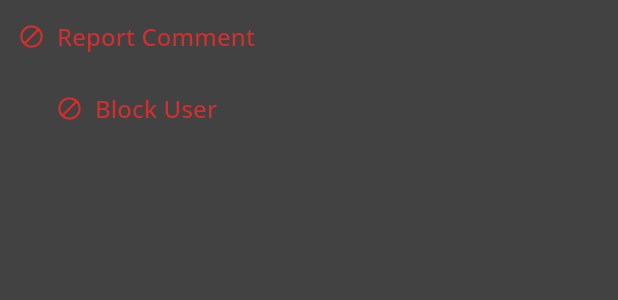
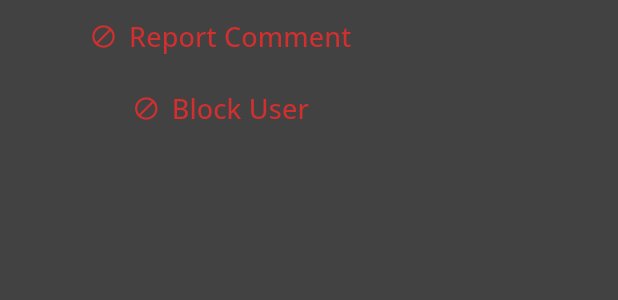
Before and after one commit to Olwin1/skating_app, a Flutter app: the CommentOptionsBottomSheet widget shown alone on an empty page, opened directly with empty values, on a phone screen of 412 x 824 dp. Shown: the top 300 px of the screen. Run offline on Flutter 3.47's test engine with Material 3 defaults, Android fonts, the phone set to English and light mode, and no system bars; our stand-ins replace cached_network_image, convex_bottom_bar, country_picker, device_info_plus, email_validator, firebase_core and 24 more; missing offline and left inert: comment_box, cropperx, flutter_map_location_marker, flutter_overlay, in_app_notification, kdgaugeview and 4 more; accounts and stored records are empty; generated files the repository leaves out were written again; network calls fail.

Commit message:
Updated modal buttons to make them look better and more consistent

```diff
--- a/lib/social_media/modals/comment_options_modal.dart
+++ b/lib/social_media/modals/comment_options_modal.dart
@@ -11,11 +11,14 @@ class CommentOptionsBottomSheet extends StatelessWidget { // Replace with actual
   final dynamic comment;
 
   @override
-  Widget build(final BuildContext context) => Column(
+  Widget build(final BuildContext context) => Padding(
+    // Add padding so it forces focus on the window by making it wider
+    padding: const EdgeInsets.symmetric(horizontal: 48),
+    child: Column(
       mainAxisSize: MainAxisSize.min,
       children: [
         ReportButton(reportContentType: ReportContentType.comment, contentId: comment["comment_id"], userId: comment["sender_id"], isBlocked: false,),
         BlockButton(userId: comment["sender_id"])
       ],
-    );
+    ));
 }
--- a/lib/social_media/modals/post_options_modal.dart
+++ b/lib/social_media/modals/post_options_modal.dart
@@ -15,6 +15,7 @@ class PostOptionsBottomSheet extends StatelessWidget {
 
   @override
   Widget build(final BuildContext context) => Column(
+      crossAxisAlignment: CrossAxisAlignment.center,
       mainAxisSize: MainAxisSize.min,
       children: [
         SaveButton(
--- a/lib/social_media/user_reports/buttons/block_button.dart
+++ b/lib/social_media/user_reports/buttons/block_button.dart
@@ -51,5 +51,5 @@ class _BlockButtonState extends TriButtonStateToggleState<BlockButton> {
   @override
   Color get primaryColor => Colors.red.shade700;
   @override
-  Color get secondaryColor => Colors.grey.shade700;
+  Color get secondaryColor => Colors.grey.shade400;
 }
--- a/lib/social_media/user_reports/buttons/report_button.dart
+++ b/lib/social_media/user_reports/buttons/report_button.dart
@@ -83,7 +83,7 @@ class _ReportButtonState extends TriButtonStateToggleState<ReportButton> {
   @override
   Color get primaryColor => Colors.red.shade700;
   @override
-  Color get secondaryColor => Colors.grey.shade700;
+  Color get secondaryColor => Colors.grey.shade400;
 }
 
 // class ReportButton extends StatelessWidget {
--- a/lib/social_media/user_reports/buttons/tri_button_state_toggle.dart
+++ b/lib/social_media/user_reports/buttons/tri_button_state_toggle.dart
@@ -108,7 +108,7 @@ abstract class TriButtonStateToggleState<T extends TriButtonStateToggle<T>>
   ) =>
       TextButton.icon(
         icon: Icon(icon, color: color),
-        label: Text(label, style: TextStyle(color: color, fontSize: 16)),
+        label: Text(label, style: TextStyle(color: color, fontSize: 18)),
         onPressed: () async {
           Navigator.pop(context); // Close current modal/dialog if open.
           await onPressed(); // Call the appropriate handler.
--- a/lib/social_media/user_reports/utils.dart
+++ b/lib/social_media/user_reports/utils.dart
@@ -15,6 +15,7 @@ class ButtonBuilders {
           width: double.maxFinite,
           // Row layout to place the icon and text horizontally
           child: Row(
+            mainAxisAlignment: MainAxisAlignment.center,
             children: [
               // Icon widget, colored based on the passed 'color' parameter
               Icon(
@@ -54,7 +55,7 @@ class ButtonBuilders {
             // Style for the text, using grey color and a smaller font size
             style: TextStyle(
               color: Colors.grey.shade400, // Grey color for text
-              fontSize: 16, // Font size set to 16
+              fontSize: 18, // Font size set to 16
             ),
           ),
         ),
```
Also changed, not shown: lib/social_media/modals/message_options_modal.dart (+5 -3 lines).
